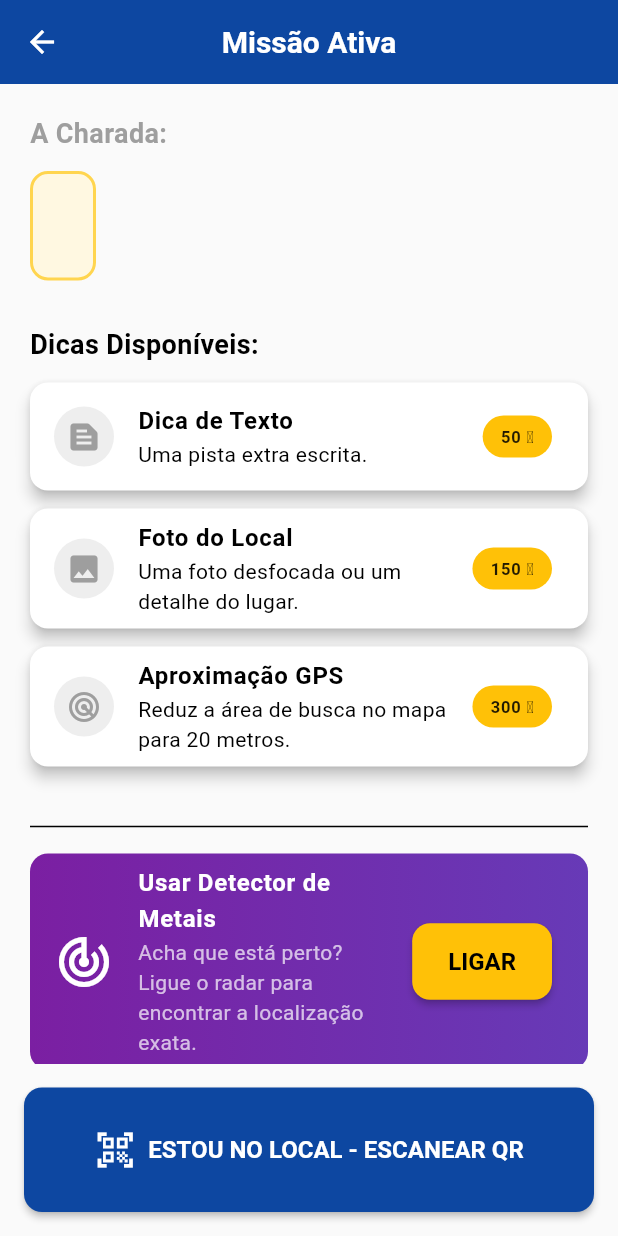
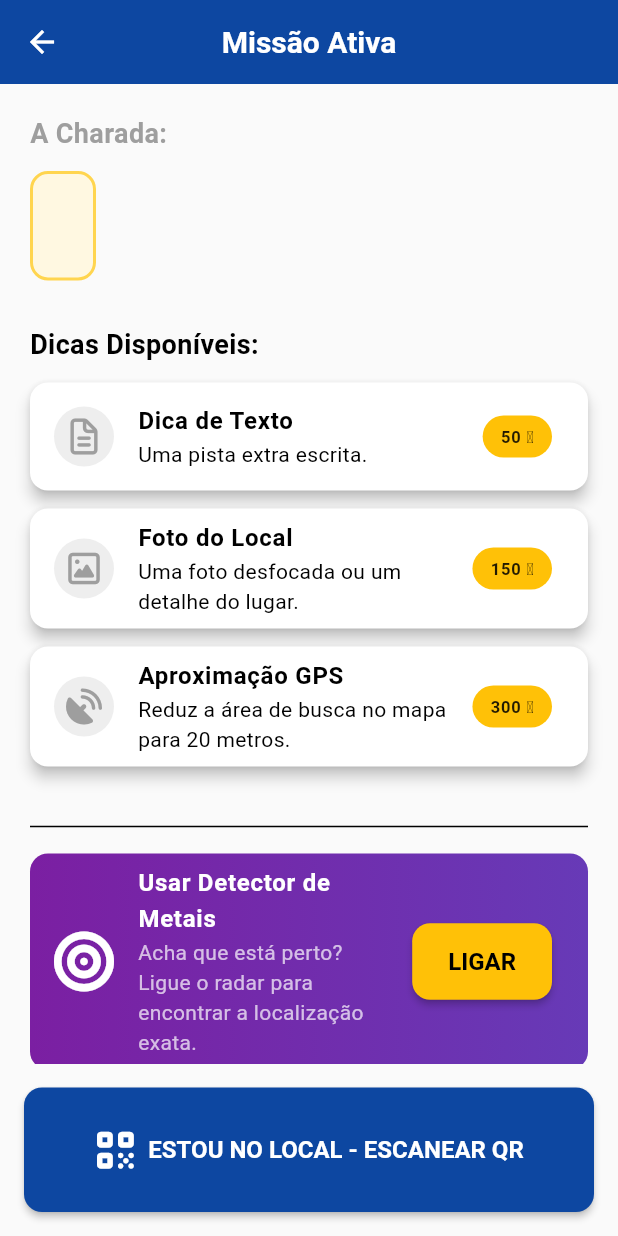
Before and after one commit to darlanv13/oenigmaapp, a Flutter app: the EnigmaDetailScreen screen opened directly with empty values, on a phone screen of 412 x 824 dp. Run offline on Flutter 3.47's test engine with Material 3 defaults, Android fonts, the phone set to English and light mode, and no system bars; our stand-ins replace cloud_firestore, cloud_functions, firebase_auth, firebase_core, flutter_riverpod, font_awesome_flutter and 4 more; missing offline and left inert: mobile_scanner; accounts and stored records are empty; generated files the repository leaves out were written again.

Commit message:
Use custom icons from font_awesome_flutter across all screens
- Added `font_awesome_flutter: ^10.12.0` to pubspec dependencies.
- Replaced standard Material `Icons.*` with corresponding `FontAwesomeIcons.*` in all screens and widgets to ensure a consistent, custom look across the app.

Co-authored-by: darlanv13 <31708997+darlanv13@users.noreply.github.com>

```diff
--- a/lib/core/utils/auth_guard.dart
+++ b/lib/core/utils/auth_guard.dart
@@ -1,3 +1,4 @@
+import 'package:font_awesome_flutter/font_awesome_flutter.dart';
 import 'package:flutter/material.dart';
 import 'package:flutter_riverpod/flutter_riverpod.dart';
 import 'package:go_router/go_router.dart';
@@ -33,7 +34,7 @@ void _showLoginPrompt(BuildContext context) {
         child: Column(
           mainAxisSize: MainAxisSize.min,
           children: [
-            const Icon(Icons.lock_person, size: 64, color: Colors.blueGrey),
+            const Icon(FontAwesomeIcons.lock, size: 64, color: Colors.blueGrey),
             const SizedBox(height: 16),
             const Text(
               'Crie sua conta para jogar!',
--- a/lib/features/admin/presentation/admin_dashboard_screen.dart
+++ b/lib/features/admin/presentation/admin_dashboard_screen.dart
@@ -1,3 +1,4 @@
+import 'package:font_awesome_flutter/font_awesome_flutter.dart';
 import 'package:flutter/material.dart';
 import 'package:go_router/go_router.dart';
 
@@ -22,7 +23,7 @@ class AdminDashboardScreen extends StatelessWidget {
           _buildAdminCard(
             context,
             title: 'Novo Enigma',
-            icon: Icons.add_location_alt,
+            icon: FontAwesomeIcons.locationDot,
             color: Colors.green,
             onTap: () => context.push('/admin/create_enigma'),
           ),
@@ -47,7 +48,7 @@ class AdminDashboardScreen extends StatelessWidget {
           _buildAdminCard(
             context,
             title: 'Monitor de Fraudes',
-            icon: Icons.security,
+            icon: FontAwesomeIcons.shieldHalved,
             color: Colors.red.shade800,
             onTap: () {},
           ),
--- a/lib/features/admin/presentation/admin_event_detail_screen.dart
+++ b/lib/features/admin/presentation/admin_event_detail_screen.dart
@@ -1,3 +1,4 @@
+import 'package:font_awesome_flutter/font_awesome_flutter.dart';
 import 'package:flutter/material.dart';
 import 'package:cloud_firestore/cloud_firestore.dart';
 import 'package:go_router/go_router.dart';
@@ -105,7 +106,7 @@ class AdminEventDetailScreen extends StatelessWidget {
                                 backgroundColor: Colors.green,
                                 foregroundColor: Colors.white,
                               ),
-                              icon: const Icon(Icons.add_location_alt),
+                              icon: const Icon(FontAwesomeIcons.locationDot),
                               label: const Text('Plantar Enigma nesta Fase'),
                               onPressed: () {
                                 // Aqui nós abrimos AQUELA TELA de capturar GPS que já construímos,
--- a/lib/features/admin/presentation/admin_events_screen.dart
+++ b/lib/features/admin/presentation/admin_events_screen.dart
@@ -1,3 +1,4 @@
+import 'package:font_awesome_flutter/font_awesome_flutter.dart';
 import 'package:flutter/material.dart';
 import 'package:flutter_riverpod/flutter_riverpod.dart';
 import 'package:cloud_firestore/cloud_firestore.dart';
@@ -143,7 +144,7 @@ class AdminEventsScreen extends ConsumerWidget {
       floatingActionButton: FloatingActionButton.extended(
         onPressed: () => _abrirDialogNovoEvento(context),
         backgroundColor: Colors.deepPurple,
-        icon: const Icon(Icons.add),
+        icon: const Icon(FontAwesomeIcons.plus),
         label: const Text('Novo Evento'),
       ),
     );
--- a/lib/features/admin/presentation/create_enigma_screen.dart
+++ b/lib/features/admin/presentation/create_enigma_screen.dart
@@ -1,3 +1,4 @@
+import 'package:font_awesome_flutter/font_awesome_flutter.dart';
 import 'dart:math';
 
 import 'package:flutter/material.dart';
@@ -166,7 +167,7 @@ class _CreateEnigmaScreenState extends ConsumerState<CreateEnigmaScreen> {
                                   strokeWidth: 2,
                                 ),
                               )
-                            : const Icon(Icons.gps_fixed),
+                            : const Icon(FontAwesomeIcons.locationCrosshairs),
                         label: const Text('Capturar Meu GPS Agora'),
                         onPressed: _isFetchingLocation ? null : _pegarGpsAtual,
                         style: ElevatedButton.styleFrom(
@@ -228,7 +229,7 @@ class _CreateEnigmaScreenState extends ConsumerState<CreateEnigmaScreen> {
                   ),
                   const SizedBox(width: 8),
                   IconButton(
-                    icon: const Icon(Icons.refresh),
+                    icon: const Icon(FontAwesomeIcons.arrowsRotate),
                     tooltip: 'Gerar Hash Seguro',
                     onPressed: () {
                       const chars = 'ABCDEFGHIJKLMNOPQRSTUVWXYZ0123456789';
--- a/lib/features/game_core/presentation/enigma_detail_screen.dart
+++ b/lib/features/game_core/presentation/enigma_detail_screen.dart
@@ -1,3 +1,4 @@
+import 'package:font_awesome_flutter/font_awesome_flutter.dart';
 import 'package:flutter/material.dart';
 import 'package:flutter_riverpod/flutter_riverpod.dart';
 import 'package:go_router/go_router.dart';
@@ -107,7 +108,7 @@ class EnigmaDetailScreen extends ConsumerWidget {
                   HintTileWidget(
                     enigmaId: enigmaId,
                     hintId: 'dica_texto_1', // Exemplo de ID da dica
-                    icon: Icons.text_snippet,
+                    icon: FontAwesomeIcons.fileLines,
                     title: 'Dica de Texto',
                     subtitle: 'Uma pista extra escrita.',
                     priceCoins: 50,
@@ -118,7 +119,7 @@ class EnigmaDetailScreen extends ConsumerWidget {
                   HintTileWidget(
                     enigmaId: enigmaId,
                     hintId: 'dica_foto_1',
-                    icon: Icons.image,
+                    icon: FontAwesomeIcons.image,
                     title: 'Foto do Local',
                     subtitle: 'Uma foto desfocada ou um detalhe do lugar.',
                     priceCoins: 150,
@@ -128,7 +129,7 @@ class EnigmaDetailScreen extends ConsumerWidget {
                   HintTileWidget(
                     enigmaId: enigmaId,
                     hintId: 'dica_gps_1',
-                    icon: Icons.radar,
+                    icon: FontAwesomeIcons.satelliteDish,
                     title: 'Aproximação GPS',
                     subtitle: 'Reduz a área de busca no mapa para 20 metros.',
                     priceCoins: 300,
@@ -149,7 +150,7 @@ class EnigmaDetailScreen extends ConsumerWidget {
                       borderRadius: BorderRadius.circular(12),
                     ),
                     child: ListTile(
-                      leading: const Icon(Icons.track_changes, color: Colors.white, size: 40),
+                      leading: const Icon(FontAwesomeIcons.bullseye, color: Colors.white, size: 40),
                       title: const Text(
                         'Usar Detector de Metais',
                         style: TextStyle(color: Colors.white, fontWeight: FontWeight.bold),
@@ -190,7 +191,7 @@ class EnigmaDetailScreen extends ConsumerWidget {
         child: Padding(
           padding: const EdgeInsets.all(16.0),
           child: ElevatedButton.icon(
-            icon: const Icon(Icons.qr_code_scanner, size: 28),
+            icon: const Icon(FontAwesomeIcons.qrcode, size: 28),
             label: const Padding(
               padding: EdgeInsets.symmetric(vertical: 16.0),
               child: Text(
--- a/lib/features/game_core/presentation/phase_enigmas_screen.dart
+++ b/lib/features/game_core/presentation/phase_enigmas_screen.dart
@@ -1,3 +1,4 @@
+import 'package:font_awesome_flutter/font_awesome_flutter.dart';
 import 'package:flutter/material.dart';
 
 class PhaseEnigmasScreen extends StatelessWidget {
@@ -76,7 +77,7 @@ class PhaseEnigmasScreen extends StatelessWidget {
                               ),
                               if (isResolvido)
                                 const Icon(
-                                  Icons.check_circle,
+                                  FontAwesomeIcons.circleCheck,
                                   color: Colors.green,
                                 ),
                             ],
@@ -102,7 +103,7 @@ class PhaseEnigmasScreen extends StatelessWidget {
                                       // context.push('/enigma_detalhe', extra: enigma);
                                     },
                               icon: Icon(
-                                isResolvido ? Icons.lock_open : Icons.search,
+                                isResolvido ? FontAwesomeIcons.lockOpen : Icons.search,
                               ),
                               label: Text(
                                 isResolvido
--- a/lib/features/game_core/presentation/super_premio_screen.dart
+++ b/lib/features/game_core/presentation/super_premio_screen.dart
@@ -1,3 +1,4 @@
+import 'package:font_awesome_flutter/font_awesome_flutter.dart';
 import 'package:flutter/material.dart';
 
 // Simulação rápida para a interface (Na prática, viria do Riverpod/Firestore)
@@ -46,7 +47,7 @@ class SuperPremioScreen extends StatelessWidget {
                     : (isConcluida ? Colors.green : Colors.blue),
                 child: Icon(
                   isBloqueada
-                      ? Icons.lock
+                      ? FontAwesomeIcons.lock
                       : (isConcluida ? Icons.check : Icons.play_arrow),
                   color: Colors.white,
                 ),
--- a/lib/features/scanner_and_map/presentation/map_screen.dart
+++ b/lib/features/scanner_and_map/presentation/map_screen.dart
@@ -1,3 +1,4 @@
+import 'package:font_awesome_flutter/font_awesome_flutter.dart';
 import 'package:flutter/material.dart';
 import 'package:flutter_riverpod/flutter_riverpod.dart';
 import 'package:go_router/go_router.dart';
@@ -153,7 +154,7 @@ class _MapScreenState extends ConsumerState<MapScreen>
         onPressed: () {
           context.push('/scanner');
         },
-        icon: const Icon(Icons.qr_code_scanner),
+        icon: const Icon(FontAwesomeIcons.qrcode),
         label: const Text('Escanear Local'),
         backgroundColor: Colors.green,
       ),
--- a/lib/features/scanner_and_map/presentation/scanner_screen.dart
+++ b/lib/features/scanner_and_map/presentation/scanner_screen.dart
@@ -1,3 +1,4 @@
+import 'package:font_awesome_flutter/font_awesome_flutter.dart';
 import 'package:flutter/material.dart';
 import 'package:flutter_riverpod/flutter_riverpod.dart';
 import 'package:mobile_scanner/mobile_scanner.dart';
@@ -133,7 +134,7 @@ class _ScannerScreenState extends ConsumerState<ScannerScreen> {
         title: const Text('Escanear Enigma'),
         actions: [
           IconButton(
-            icon: const Icon(Icons.flash_on),
+            icon: const Icon(FontAwesomeIcons.bolt),
             onPressed: () =>
                 cameraController.toggleTorch(), // Botão de lanterna
           ),
@@ -163,7 +164,7 @@ class _ScannerScreenState extends ConsumerState<ScannerScreen> {
             right: 0,
             child: Center(
               child: ElevatedButton.icon(
-                icon: const Icon(Icons.keyboard),
+                icon: const Icon(FontAwesomeIcons.keyboard),
                 label: const Text('Digitar Código Manualmente'),
                 style: ElevatedButton.styleFrom(
                   backgroundColor: Colors.amber,
--- a/lib/features/shop_and_hints/presentation/metal_detector_screen.dart
+++ b/lib/features/shop_and_hints/presentation/metal_detector_screen.dart
@@ -1,3 +1,4 @@
+import 'package:font_awesome_flutter/font_awesome_flutter.dart';
 import 'dart:async';
 import 'package:flutter/material.dart';
 import 'package:flutter/services.dart';
@@ -166,7 +167,7 @@ class _MetalDetectorScreenState extends ConsumerState<MetalDetectorScreen>
                   },
                 ),
                 Icon(
-                  Icons.radar,
+                  FontAwesomeIcons.satelliteDish,
                   size: 100,
                   color: _isDetecting ? Colors.greenAccent : Colors.grey,
                 ),
@@ -187,7 +188,7 @@ class _MetalDetectorScreenState extends ConsumerState<MetalDetectorScreen>
             ),
             const SizedBox(height: 40),
             ElevatedButton.icon(
-              icon: Icon(_isDetecting ? Icons.stop : Icons.power_settings_new),
+              icon: Icon(_isDetecting ? FontAwesomeIcons.stop : FontAwesomeIcons.powerOff),
               label: Text(_isDetecting ? 'Desligar' : 'Ligar Detector'),
               style: ElevatedButton.styleFrom(
                 backgroundColor: _isDetecting ? Colors.red : Colors.green,
--- a/lib/features/shop_and_hints/presentation/widgets/hint_tile_widget.dart
+++ b/lib/features/shop_and_hints/presentation/widgets/hint_tile_widget.dart
@@ -1,3 +1,4 @@
+import 'package:font_awesome_flutter/font_awesome_flutter.dart';
 import 'package:flutter/material.dart';
 import 'package:flutter_riverpod/flutter_riverpod.dart';
 import '../controllers/buy_hint_controller.dart';
@@ -67,7 +68,7 @@ class HintTileWidget extends ConsumerWidget {
               )
             : Text(subtitle),
         trailing: isUnlocked
-            ? const Icon(Icons.check_circle, color: Colors.green, size: 30)
+            ? const Icon(FontAwesomeIcons.circleCheck, color: Colors.green, size: 30)
             : buyState.isLoading
             ? const SizedBox(
                 width: 24,
--- a/lib/features/wallet/presentation/wallet_screen.dart
+++ b/lib/features/wallet/presentation/wallet_screen.dart
@@ -1,3 +1,4 @@
+import 'package:font_awesome_flutter/font_awesome_flutter.dart';
 import 'package:flutter/material.dart';
 import 'package:flutter_riverpod/flutter_riverpod.dart';
 import '../data/wallet_providers.dart';
@@ -55,7 +56,7 @@ class WalletScreen extends ConsumerWidget {
                         ),
                         const SizedBox(height: 20),
                         ElevatedButton.icon(
-                          icon: const Icon(Icons.pix, color: Colors.green),
+                          icon: const Icon(FontAwesomeIcons.pix, color: Colors.green),
                           label: const Text('Solicitar Saque (PIX)'),
                           style: ElevatedButton.styleFrom(
                             backgroundColor: Colors.white,
--- a/pubspec.yaml
+++ b/pubspec.yaml
@@ -44,6 +44,7 @@ dependencies:
   mobile_scanner: ^7.2.0
   firebase_auth: ^6.1.4
   mask_text_input_formatter: ^2.9.0
+  font_awesome_flutter: ^10.12.0
 
 dev_dependencies:
   flutter_test:
```
Also changed, not shown: lib/features/admin/presentation/admin_fraud_monitor_screen.dart (+4 -3 lines), lib/features/auth/presentation/login_screen.dart (+4 -3 lines), lib/features/auth/presentation/register_screen.dart (+5 -4 lines), pubspec.lock.
